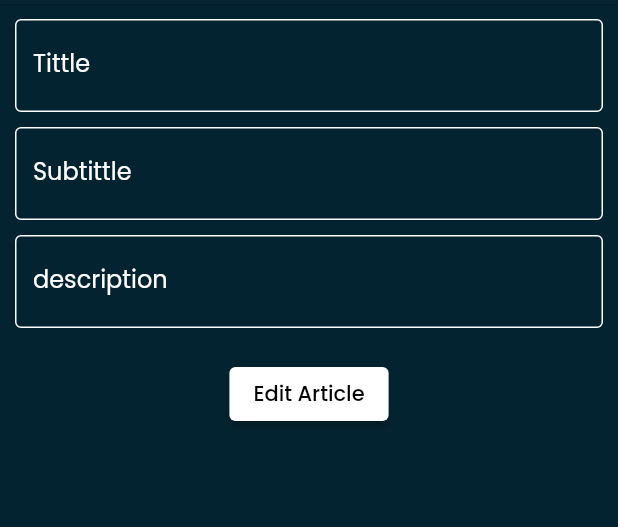
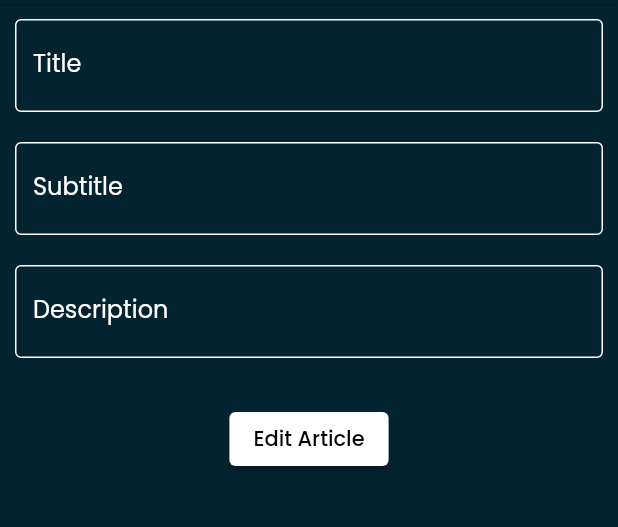
Before and after one commit to Akbarrzql/The-Horizon, a Flutter app: the EditArticle screen opened directly with empty values, on a phone screen of 412 x 824 dp, the part 80-607 px from its top. Run offline on Flutter 3.47's test engine with Material 2 defaults, Android fonts, the phone set to English and light mode, and no system bars; our stand-ins replace cloud_firestore, firebase_auth, firebase_core, firebase_messaging, flutter_local_notifications, flutter_svg and 9 more; missing offline and left inert: flutter_downloader; accounts and stored records are empty; project files that could hold a hidden picture were left out.

Commit message:
fix [AR]: detail article and edit

```diff
--- a/lib/Main/article_users/edit_article.dart
+++ b/lib/Main/article_users/edit_article.dart
@@ -17,7 +17,6 @@ class EditArticle extends StatefulWidget {
 class _EditArticleState extends State<EditArticle> {
 
   ArticeControler articeControler = Get.put(ArticeControler());
-  var listAllArticle = [].obs;
 
   @override
   Widget build(BuildContext context) {
@@ -47,52 +46,56 @@ class _EditArticleState extends State<EditArticle> {
         padding: const EdgeInsets.all(10),
         child: Column(
           children: [
-            TextField(
+            Container(
+              padding: const EdgeInsets.only(bottom: 10),
+              child: TextFormField(
                 controller: articeControler.titleController,
-              autocorrect: false,
-              textInputAction: TextInputAction.next,
                 style: const TextStyle(color: Colors.white),
-              textCapitalization: TextCapitalization.sentences,
-              decoration: const InputDecoration(
-                labelText: 'Tittle',
-                labelStyle: TextStyle(color: Colors.white),
-                enabledBorder: OutlineInputBorder(
+                decoration: InputDecoration(
+                  labelText: 'Title',
+                  labelStyle: const TextStyle(color: Colors.white),
+                  enabledBorder: const OutlineInputBorder(
                     borderSide: BorderSide(color: Colors.white),
                   ),
-                focusedBorder: OutlineInputBorder(
+                  focusedBorder: const OutlineInputBorder(
                     borderSide: BorderSide(color: Colors.white),
                   ),
                 ),
               ),
+            ),
             const SizedBox(height: 10,),
-            TextField(
+            Container(
+              padding: const EdgeInsets.only(bottom: 10),
+              child: TextFormField(
                 controller: articeControler.subtittleController,
-              textInputAction: TextInputAction.next,
                 style: const TextStyle(color: Colors.white),
-              decoration: const InputDecoration(
-                labelText: 'Subtittle',
-                labelStyle: TextStyle(color: Colors.white),
-                enabledBorder: OutlineInputBorder(
+                decoration: InputDecoration(
+                  labelText: 'Subtitle',
+                  labelStyle: const TextStyle(color: Colors.white),
+                  enabledBorder: const OutlineInputBorder(
                     borderSide: BorderSide(color: Colors.white),
                   ),
-                focusedBorder: OutlineInputBorder(
+                  focusedBorder: const OutlineInputBorder(
                     borderSide: BorderSide(color: Colors.white),
                   ),
                 ),
               ),
+            ),
             const SizedBox(height: 10,),
-            TextField(
+            Container(
+              padding: const EdgeInsets.only(bottom: 10),
+              child: TextFormField(
                 controller: articeControler.descController,
-              textInputAction: TextInputAction.done,
                 style: const TextStyle(color: Colors.white),
-              decoration: const InputDecoration(
-                labelText: 'description',
-                labelStyle: TextStyle(color: Colors.white),
-                enabledBorder: OutlineInputBorder(
+                decoration: InputDecoration(
+                  labelText: 'Description',
+                  labelStyle: const TextStyle(color: Colors.white),
+                  enabledBorder: const OutlineInputBorder(
                     borderSide: BorderSide(color: Colors.white),
                   ),
-                focusedBorder: OutlineInputBorder(
+                  focusedBorder: const OutlineInputBorder(
                     borderSide: BorderSide(color: Colors.white),
+                  ),
                 ),
               ),
             ),
@@ -108,7 +111,13 @@ class _EditArticleState extends State<EditArticle> {
                     articeControler.titleController.text,
                     articeControler.subtittleController.text,
                     articeControler.descController.text);
-                Navigator.pop(context);
+                articeControler.titleController.clear();
+                articeControler.subtittleController.clear();
+                articeControler.descController.clear();
+                Navigator.push(
+                    context,
+                    MaterialPageRoute(
+                        builder: (context) => const view_aritcle()));
               },
               child: const Text('Edit Article'),
             ),
```
Lines whose indentation alone changed are shown as unchanged.
